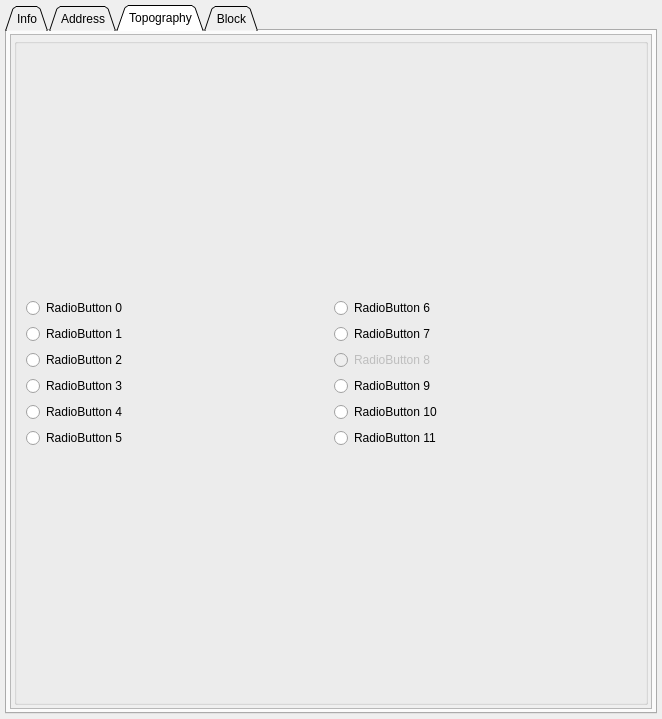
Old version of the form ui_files/QgisVdoDockwidgetBase.ui in the repository lugovskovp/QGIS_VDO.
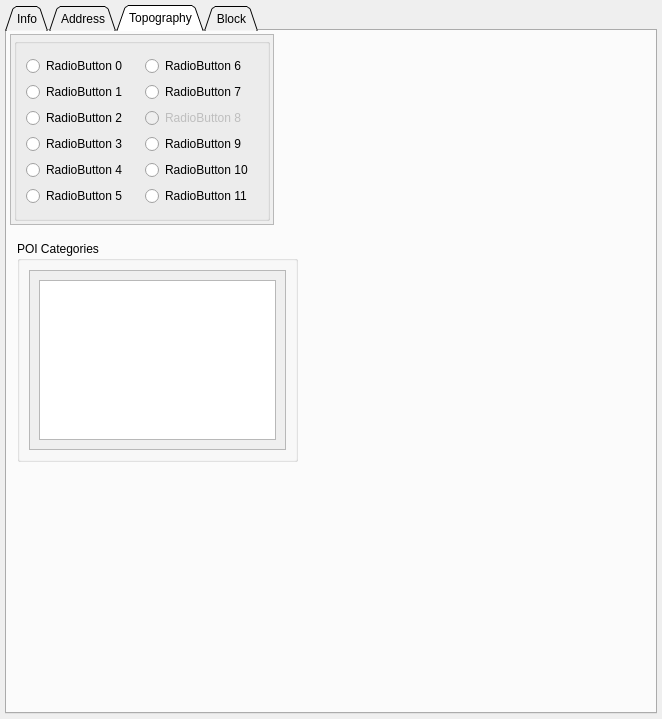
New version of the form. The open tabs and pages were chosen to show the change. Custom widgets are drawn as their Qt base class.

Commit message: add: AnimatedGroupBox POI categories listWCategoriesPOI

```diff
--- a/ui_files/QgisVdoDockwidgetBase.ui
+++ b/ui_files/QgisVdoDockwidgetBase.ui
@@ -971,21 +971,15 @@
        <attribute name="title">
         <string>Topography</string>
        </attribute>
-       <layout class="QVBoxLayout" name="verticalLayout_5">
-        <property name="leftMargin">
-         <number>3</number>
-        </property>
-        <property name="topMargin">
-         <number>3</number>
-        </property>
-        <property name="rightMargin">
-         <number>3</number>
-        </property>
-        <property name="bottomMargin">
-         <number>3</number>
-        </property>
-        <item>
          <widget class="QScrollArea" name="scrollArea">
+        <property name="geometry">
+         <rect>
+          <x>3</x>
+          <y>3</y>
+          <width>264</width>
+          <height>191</height>
+         </rect>
+        </property>
           <property name="widgetResizable">
            <bool>true</bool>
           </property>
@@ -994,8 +988,8 @@
             <rect>
              <x>0</x>
              <y>0</y>
-             <width>638</width>
-             <height>652</height>
+           <width>262</width>
+           <height>189</height>
             </rect>
            </property>
            <property name="sizePolicy">
@@ -1128,8 +1122,50 @@
            </layout>
           </widget>
          </widget>
-        </item>
-       </layout>
+       <widget class="AnimatedGroupBox" name="gb_CategoriesPOI">
+        <property name="geometry">
+         <rect>
+          <x>10</x>
+          <y>210</y>
+          <width>281</width>
+          <height>221</height>
+         </rect>
+        </property>
+        <property name="title">
+         <string>POI Categories</string>
+        </property>
+        <layout class="QVBoxLayout" name="verticalLayout_5">
+         <item>
+          <widget class="QScrollArea" name="scrollArea_2">
+           <property name="widgetResizable">
+            <bool>true</bool>
+           </property>
+           <widget class="QWidget" name="scrollAreaWidgetContents">
+            <property name="geometry">
+             <rect>
+              <x>0</x>
+              <y>0</y>
+              <width>255</width>
+              <height>179</height>
+             </rect>
+            </property>
+            <layout class="QVBoxLayout" name="verticalLayout_13">
+             <item>
+              <widget class="QListWidget" name="listWCategoriesPOI">
+               <property name="currentRow">
+                <number>-1</number>
+               </property>
+               <property name="sortingEnabled">
+                <bool>true</bool>
+               </property>
+              </widget>
+             </item>
+            </layout>
+           </widget>
+          </widget>
+         </item>
+        </layout>
+       </widget>
       </widget>
       <widget class="QWidget" name="tab_block">
        <attribute name="title">
```
Left out of the diff: 2 changed lines with no effect on the pictures. Lines whose indentation alone changed are shown as unchanged. The commit also changes 1 other file.
